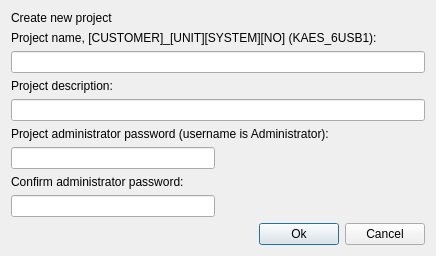
Above: u7/CreateProjectDialog.ui from whiteman-kr/u7set before the change. Below: the same form after it.
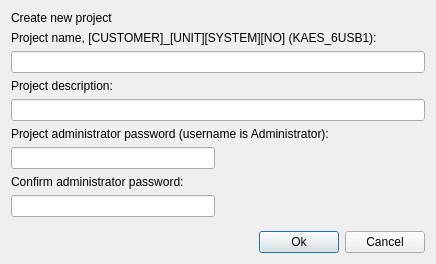
That is the form after the change.

The edit to the form file:
```diff
--- a/u7/CreateProjectDialog.ui
+++ b/u7/CreateProjectDialog.ui
@@ -10,7 +10,7 @@
     <x>0</x>
     <y>0</y>
     <width>436</width>
-    <height>251</height>
+    <height>264</height>
    </rect>
   </property>
   <property name="windowTitle">
```
Left out of the diff: 18 changed lines with no effect on the pictures.
